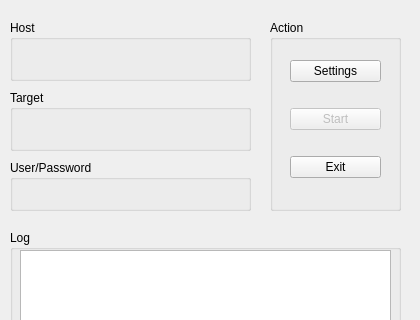
Old version of the form cot-target/MainWindow.ui in the repository toyoh3232/appsuite; both pictures show x 0 to 420 and y 0 to 320 of the 420 by 461 pixel window.
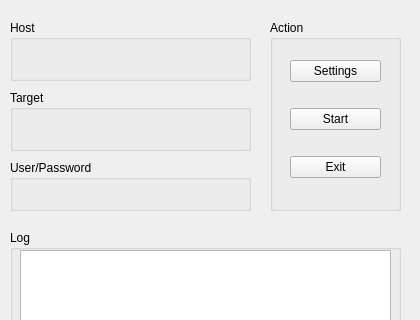
New version of the form.

What changed in the file:
```diff
--- a/cot-target/MainWindow.ui
+++ b/cot-target/MainWindow.ui
@@ -71,7 +71,7 @@
       <item>
        <widget class="QPushButton" name="pushButton_start">
         <property name="enabled">
-         <bool>false</bool>
+         <bool>true</bool>
         </property>
         <property name="text">
          <string>Start</string>
```
